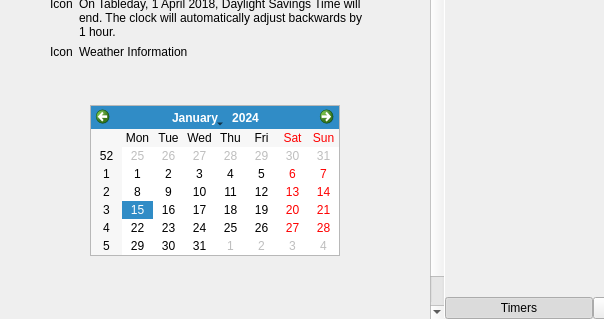
vicr123/theshell, file statuscenter/OverviewPane/overview.ui: the form before one commit; both pictures show x 0 to 604 and y 280 to 600 of the 888 by 600 pixel window.
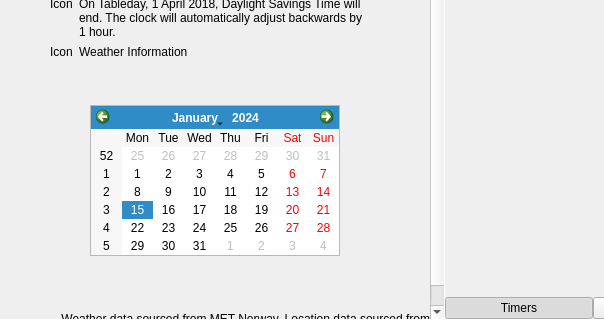
The form after the commit. Icons and pictures are not drawn.

Commit message: Weather working again

Diff of the .ui file:
```diff
--- a/statuscenter/OverviewPane/overview.ui
+++ b/statuscenter/OverviewPane/overview.ui
@@ -46,9 +46,9 @@
         <property name="geometry">
          <rect>
           <x>0</x>
-          <y>0</y>
+          <y>-105</y>
           <width>446</width>
-          <height>690</height>
+          <height>702</height>
          </rect>
         </property>
         <layout class="QVBoxLayout" name="verticalLayout">
@@ -345,40 +345,20 @@
           </spacer>
          </item>
          <item>
-          <layout class="QHBoxLayout" name="horizontalLayout_6">
-           <property name="leftMargin">
-            <number>9</number>
+          <widget class="QLabel" name="metAttribLabel">
+           <property name="text">
+            <string>Weather data sourced from MET Norway. Location data sourced from GeoNames.</string>
            </property>
-           <property name="topMargin">
-            <number>9</number>
+           <property name="alignment">
+            <set>Qt::AlignRight|Qt::AlignTrailing|Qt::AlignVCenter</set>
            </property>
-           <property name="rightMargin">
-            <number>9</number>
+           <property name="wordWrap">
+            <bool>true</bool>
            </property>
-           <property name="bottomMargin">
+           <property name="margin">
             <number>9</number>
            </property>
-           <item>
-            <spacer name="horizontalSpacer_3">
-             <property name="orientation">
-              <enum>Qt::Horizontal</enum>
-             </property>
-             <property name="sizeHint" stdset="0">
-              <size>
-               <width>40</width>
-               <height>20</height>
-              </size>
-             </property>
-            </spacer>
-           </item>
-           <item>
-            <widget class="QLabel" name="yahooAttribLabel">
-             <property name="text">
-              <string/>
-             </property>
-            </widget>
-           </item>
-          </layout>
+          </widget>
          </item>
         </layout>
        </widget>
```
The commit also changes 81 other files.
